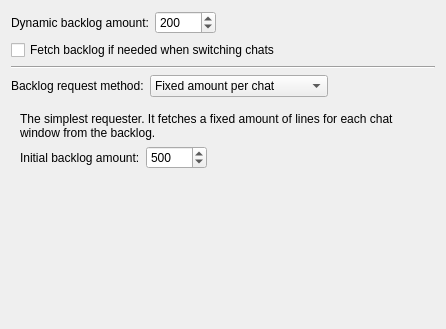
Before: the Qt Designer form src/qtui/settingspages/backlogsettingspage.ui in quassel/quassel, drawn with Qt 5.
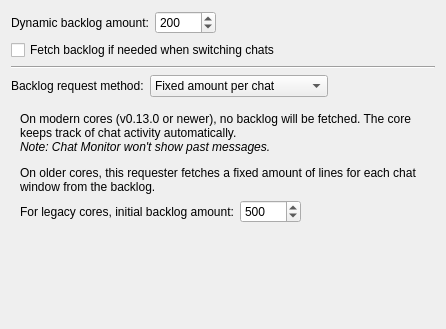
After: the same form once the commit is applied. The open tabs and pages were chosen to show the change.

Commit message: client: Add AsNeededBacklogRequester, faster login

The edit to the form file:
```diff
--- a/src/qtui/settingspages/backlogsettingspage.ui
+++ b/src/qtui/settingspages/backlogsettingspage.ui
@@ -332,6 +332,91 @@
        </item>
       </layout>
      </widget>
+     <widget class="QWidget" name="page_3">
+      <layout class="QVBoxLayout" name="verticalLayout_5">
+       <item>
+        <widget class="QLabel" name="label_16">
+         <property name="text">
+          <string>&lt;p&gt;On modern cores (v0.13.0 or newer), no backlog will be fetched.  The core keeps track of chat activity automatically.&lt;br/&gt;
+&lt;i&gt;Note: Chat Monitor won't show past messages.&lt;/i&gt;
+&lt;/p&gt;
+&lt;p&gt;On older cores, this requester fetches a fixed amount of lines for each chat window from the backlog.&lt;/p&gt;</string>
+         </property>
+         <property name="textFormat">
+          <enum>Qt::RichText</enum>
+         </property>
+         <property name="wordWrap">
+          <bool>true</bool>
+         </property>
+        </widget>
+       </item>
+       <item>
+        <layout class="QHBoxLayout" name="horizontalLayout_6">
+         <item>
+          <widget class="QLabel" name="label_4">
+           <property name="toolTip">
+            <string>Amount of messages per buffer that are requested after the core connection has been established.</string>
+           </property>
+           <property name="text">
+            <string>For legacy cores, initial backlog amount:</string>
+           </property>
+          </widget>
+         </item>
+         <item>
+          <widget class="QSpinBox" name="asNeededLegacyBacklogAmount">
+           <property name="specialValueText">
+            <string/>
+           </property>
+           <property name="minimum">
+            <number>0</number>
+           </property>
+           <property name="maximum">
+            <number>99999</number>
+           </property>
+           <property name="singleStep">
+            <number>10</number>
+           </property>
+           <property name="value">
+            <number>500</number>
+           </property>
+           <property name="settingsKey" stdset="0">
+            <string notr="true">AsNeededLegacyBacklogAmount</string>
+           </property>
+           <property name="defaultValue" stdset="0">
+            <number>500</number>
+           </property>
+          </widget>
+         </item>
+         <item>
+          <spacer name="horizontalSpacer_6">
+           <property name="orientation">
+            <enum>Qt::Horizontal</enum>
+           </property>
+           <property name="sizeHint" stdset="0">
+            <size>
+             <width>263</width>
+             <height>20</height>
+            </size>
+           </property>
+          </spacer>
+         </item>
+        </layout>
+       </item>
+       <item>
+        <spacer name="verticalSpacer_5">
+         <property name="orientation">
+          <enum>Qt::Vertical</enum>
+         </property>
+         <property name="sizeHint" stdset="0">
+          <size>
+           <width>20</width>
+           <height>47</height>
+          </size>
+         </property>
+        </spacer>
+       </item>
+      </layout>
+     </widget>
      <widget class="QWidget" name="Seite">
       <layout class="QVBoxLayout" name="verticalLayout_4">
        <item>
```
Left out of the diff: 5 changed lines with no effect on the pictures. The commit also changes 9 other files.
